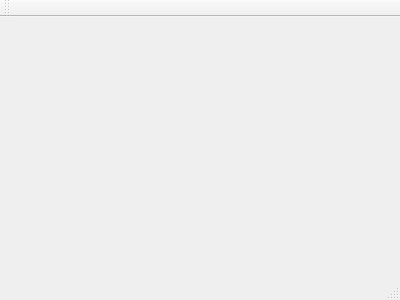
Above: mainwindow.ui from nekaelektronik/axis-selector before the change. Below: the same form after it.
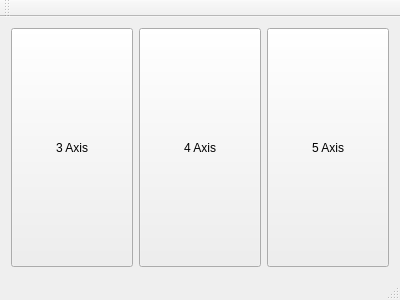
That is the form after the change.

Commit message: Add axis selection buttons

Patch:
```diff
--- a/mainwindow.ui
+++ b/mainwindow.ui
@@ -12,13 +12,70 @@
   <property name="windowTitle" >
    <string>MainWindow</string>
   </property>
-  <widget class="QMenuBar" name="menuBar" />
-  <widget class="QToolBar" name="mainToolBar" />
-  <widget class="QWidget" name="centralWidget" />
-  <widget class="QStatusBar" name="statusBar" />
+  <widget class="QWidget" name="centralWidget">
+   <layout class="QHBoxLayout" name="horizontalLayout">
+    <item>
+     <widget class="QPushButton" name="pushButton_3">
+      <property name="sizePolicy">
+       <sizepolicy hsizetype="Minimum" vsizetype="Minimum">
+        <horstretch>0</horstretch>
+        <verstretch>0</verstretch>
+       </sizepolicy>
+      </property>
+      <property name="text">
+       <string>3 Axis</string>
+      </property>
+     </widget>
+    </item>
+    <item>
+     <widget class="QPushButton" name="pushButton_2">
+      <property name="sizePolicy">
+       <sizepolicy hsizetype="Minimum" vsizetype="Minimum">
+        <horstretch>0</horstretch>
+        <verstretch>0</verstretch>
+       </sizepolicy>
+      </property>
+      <property name="text">
+       <string>4 Axis</string>
+      </property>
+     </widget>
+    </item>
+    <item>
+     <widget class="QPushButton" name="pushButton">
+      <property name="sizePolicy">
+       <sizepolicy hsizetype="Minimum" vsizetype="Minimum">
+        <horstretch>0</horstretch>
+        <verstretch>0</verstretch>
+       </sizepolicy>
+      </property>
+      <property name="text">
+       <string>5 Axis</string>
+      </property>
+     </widget>
+    </item>
+   </layout>
+  </widget>
+  <widget class="QMenuBar" name="menuBar">
+   <property name="geometry">
+    <rect>
+     <x>0</x>
+     <y>0</y>
+     <width>400</width>
+     <height>25</height>
+    </rect>
+   </property>
+  </widget>
+  <widget class="QToolBar" name="mainToolBar">
+   <attribute name="toolBarArea">
+    <enum>TopToolBarArea</enum>
+   </attribute>
+   <attribute name="toolBarBreak">
+    <bool>false</bool>
+   </attribute>
+  </widget>
+  <widget class="QStatusBar" name="statusBar"/>
  </widget>
- <layoutDefault spacing="6" margin="11" />
- <pixmapfunction></pixmapfunction>
+ <layoutdefault spacing="6" margin="11"/>
  <resources/>
  <connections/>
 </ui>
```
Left out of the diff: 7 changed lines with no effect on the pictures.
